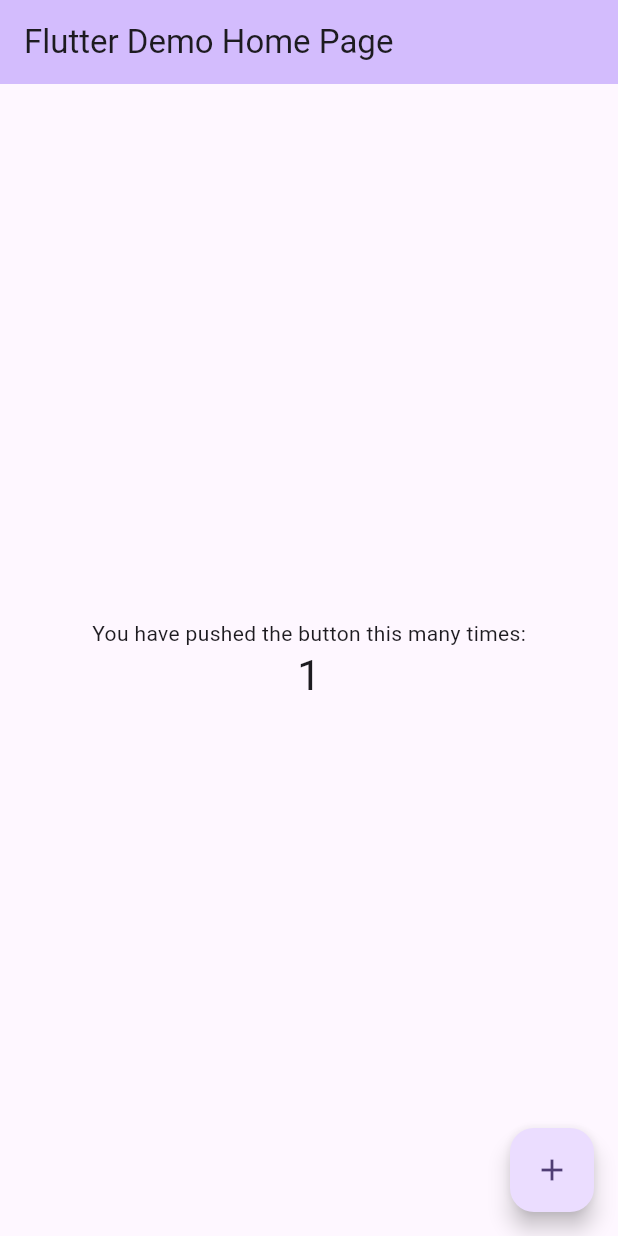
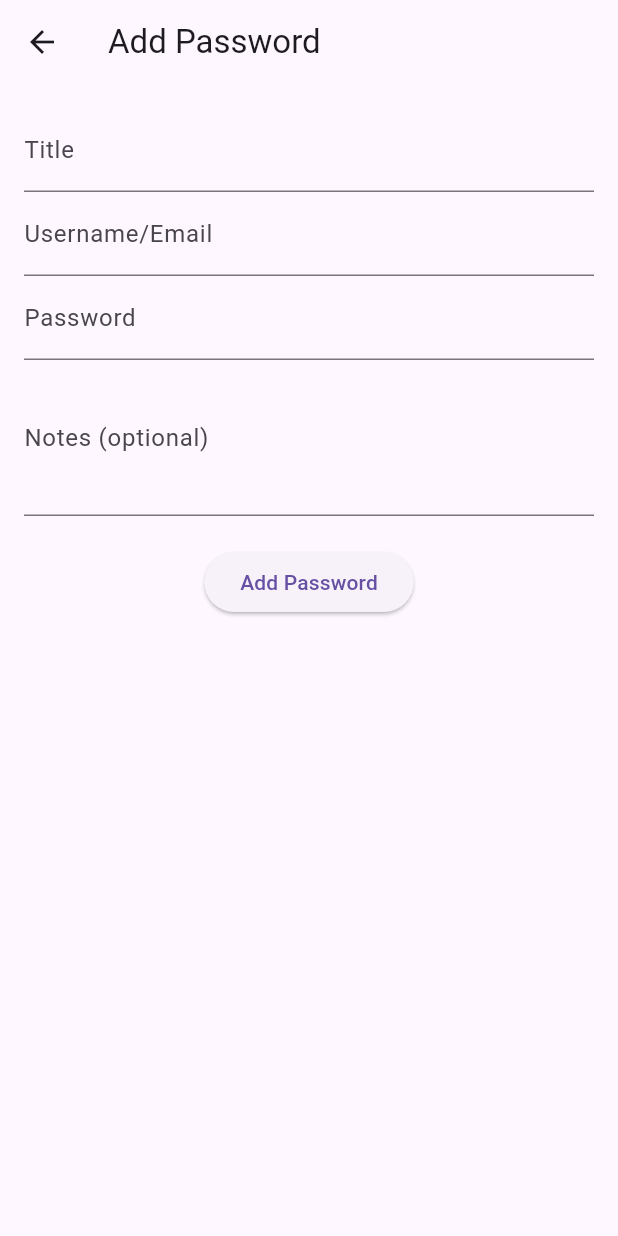
Before and after one commit to could-ai/0198ff0d-f57b-71e4-b478-9571f2e8242f, a Flutter app: the screen it shows after launch, after a tap on the "add" icon, on a phone screen of 412 x 824 dp. Run offline on Flutter 3.47's test engine with Material 3 defaults, Android fonts, the phone set to English and light mode, and no system bars; our stand-ins replace sqflite; missing offline and left inert: encrypt; accounts and stored records are empty.

Commit message:
Updated pubspec.yaml to add dependencies required for the password management app: sqflite for local database, path_provider for database path, provider for state management, encrypt and crypto for password encryption to ensure secure storage of sensitive data.; Created Password model class with encryption for secure password storage. Includes fields for title, username, password, and notes. Uses AES encryption with a static key for demonstration purposes - in production, use proper key management.; Created DatabaseHelper singleton class to manage SQLite database operations for storing and retrieving passwords securely. Includes methods for CRUD operations: insert, get, update, and delete passwords. The database schema includes id, title, username, encrypted password, and notes.; Created HomeScreen widget with state management using Provider pattern. Implements a list view of passwords with add, edit, delete functionality. Includes dialogs for viewing password details and confirming deletions. The screen loads passwords from the database on initialization and updates the UI reactively when data changes.; Created AddPasswordScreen for creating new passwords or editing existing ones. Includes form validation for required fields (title, username, password) and optional notes. Uses text controllers to pre-populate fields when editing. Saves or updates passwords through the Provider and navigates back to the home screen upon completion.; Updated main.dart to set up the password management app with Provider for state management. Wrapped the app in MultiProvider to provide PasswordProvider globally. Changed the home screen to HomeScreen and updated the app title to 'Password Manager'. Removed the default counter demo functionality completely.

```diff
--- /dev/null
+++ b/usr/lib/database/database_helper.dart
@@ -0,0 +1,71 @@
+import 'package:sqflite/sqflite.dart';
+import 'package:path/path.dart';
+import '../models/password.dart';
+
+class DatabaseHelper {
+  static final DatabaseHelper _instance = DatabaseHelper._internal();
+  static Database? _database;
+
+  factory DatabaseHelper() => _instance;
+
+  DatabaseHelper._internal();
+
+  Future<Database> get database async {
+    if (_database != null) return _database!;
+    _database = await _initDatabase();
+    return _database!;
+  }
+
+  Future<Database> _initDatabase() async {
+    final dbPath = await getDatabasesPath();
+    final path = join(dbPath, 'passwords.db');
+
+    return await openDatabase(
+      path,
+      version: 1,
+      onCreate: _onCreate,
+    );
+  }
+
+  Future<void> _onCreate(Database db, int version) async {
+    await db.execute('''
+      CREATE TABLE passwords (
+        id INTEGER PRIMARY KEY AUTOINCREMENT,
+        title TEXT NOT NULL,
+        username TEXT NOT NULL,
+        password TEXT NOT NULL,
+        notes TEXT
+      )
+    ''');
+  }
+
+  Future<int> insertPassword(Password password) async {
+    final db = await database;
+    return await db.insert('passwords', password.toMap());
+  }
+
+  Future<List<Password>> getPasswords() async {
+    final db = await database;
+    final maps = await db.query('passwords');
+    return List.generate(maps.length, (i) => Password.fromMap(maps[i]));
+  }
+
+  Future<int> updatePassword(Password password) async {
+    final db = await database;
+    return await db.update(
+      'passwords',
+      password.toMap(),
+      where: 'id = ?',
+      whereArgs: [password.id],
+    );
+  }
+
+  Future<int> deletePassword(int id) async {
+    final db = await database;
+    return await db.delete(
+      'passwords',
+      where: 'id = ?',
+      whereArgs: [id],
+    );
+  }
+}
--- a/usr/lib/main.dart
+++ b/usr/lib/main.dart
@@ -1,4 +1,7 @@
 import 'package:flutter/material.dart';
+import 'package:provider/provider.dart';
+import 'screens/home_screen.dart';
+import 'database/database_helper.dart';
 
 void main() {
   runApp(const MyApp());
@@ -7,114 +10,20 @@ void main() {
 class MyApp extends StatelessWidget {
   const MyApp({super.key});
 
-  // This widget is the root of your application.
   @override
   Widget build(BuildContext context) {
-    return MaterialApp(
-      title: 'Flutter Demo',
-      debugShowCheckedModeBanner: false,
-      theme: ThemeData(
-        // This is the theme of your application.
-        //
-        // TRY THIS: Try running your application with "flutter run". You'll see
-        // the application has a purple toolbar. Then, without quitting the app,
-        // try changing the seedColor in the colorScheme below to Colors.green
-        // and then invoke "hot reload" (save your changes or press the "hot
-        // reload" button in a Flutter-supported IDE, or press "r" if you used
-        // the command line to start the app).
-        //
-        // Notice that the counter didn't reset back to zero; the application
-        // state is not lost during the reload. To reset the state, use hot
-        // restart instead.
-        //
-        // This works for code too, not just values: Most code changes can be
-        // tested with just a hot reload.
-        colorScheme: ColorScheme.fromSeed(seedColor: Colors.deepPurple),
+    return MultiProvider(
+      providers: [
+        ChangeNotifierProvider(create: (context) => PasswordProvider()),
+      ],
+      child: MaterialApp(
+        title: 'Password Manager',
+        debugShowCheckedModeBanner: false,
+        theme: ThemeData(
+          primarySwatch: Colors.blue,
+        ),
+        home: HomeScreen(),
       ),
-      home: const MyHomePage(title: 'Flutter Demo Home Page'),
     );
   }
 }
-
-class MyHomePage extends StatefulWidget {
-  const MyHomePage({super.key, required this.title});
-
-  // This widget is the home page of your application. It is stateful, meaning
-  // that it has a State object (defined below) that contains fields that affect
-  // how it looks.
-
-  // This class is the configuration for the state. It holds the values (in this
-  // case the title) provided by the parent (in this case the App widget) and
-  // used by the build method of the State. Fields in a Widget subclass are
-  // always marked "final".
-
-  final String title;
-
-  @override
-  State<MyHomePage> createState() => _MyHomePageState();
-}
-
-class _MyHomePageState extends State<MyHomePage> {
-  int _counter = 0;
-
-  void _incrementCounter() {
-    setState(() {
-      // This call to setState tells the Flutter framework that something has
-      // changed in this State, which causes it to rerun the build method below
-      // so that the display can reflect the updated values. If we changed
-      // _counter without calling setState(), then the build method would not be
-      // called again, and so nothing would appear to happen.
-      _counter++;
-    });
-  }
-
-  @override
-  Widget build(BuildContext context) {
-    // This method is rerun every time setState is called, for instance as done
-    // by the _incrementCounter method above.
-    //
-    // The Flutter framework has been optimized to make rerunning build methods
-    // fast, so that you can just rebuild anything that needs updating rather
-    // than having to individually change instances of widgets.
-    return Scaffold(
-      appBar: AppBar(
-        // TRY THIS: Try changing the color here to a specific color (to
-        // Colors.amber, perhaps?) and trigger a hot reload to see the AppBar
-        // change color while the other colors stay the same.
-        backgroundColor: Theme.of(context).colorScheme.inversePrimary,
-        // Here we take the value from the MyHomePage object that was created by
-        // the App.build method, and use it to set our appbar title.
-        title: Text(widget.title),
-      ),
-      body: Center(
-        // Center is a layout widget. It takes a single child and positions it
-        // in the middle of the parent.
-        child: Column(
-          // Column is also a layout widget. It takes a list of children and
-          // arranges them vertically. By default, it sizes itself to fit its
-          // children horizontally, and tries to be as tall as its parent.
-          //
-          // Column has various properties to control how it sizes itself and
-          // how it positions its children. Here we use mainAxisAlignment to
-          // center the children vertically; the main axis here is the vertical
-          // axis because Columns are vertical (the cross axis would be
-          // horizontal).
-          //
-          // TRY THIS: Invoke "debug painting" (choose the "Toggle Debug Paint"
-          // action in the IDE, or press "p" in the console), to see the
-          // wireframe for each widget.
-          mainAxisAlignment: MainAxisAlignment.center,
-          children: <Widget>[
-            const Text('You have pushed the button this many times:'),
-            Text('$_counter', style: Theme.of(context).textTheme.headlineMedium),
-          ],
-        ),
-      ),
-      floatingActionButton: FloatingActionButton(
-        onPressed: _incrementCounter,
-        tooltip: 'Increment',
-        child: const Icon(Icons.add),
-      ), // This trailing comma makes auto-formatting nicer for build methods.
-    );
-  }
-}
--- /dev/null
+++ b/usr/lib/models/password.dart
@@ -0,0 +1,55 @@
+import 'dart:convert';
+import 'package:encrypt/encrypt.dart' as encrypt;
+import 'package:crypto/crypto.dart';
+
+class Password {
+  int? id;
+  String title;
+  String username;
+  String password;
+  String? notes;
+
+  Password({
+    this.id,
+    required this.title,
+    required this.username,
+    required this.password,
+    this.notes,
+  });
+
+  Map<String, dynamic> toMap() {
+    return {
+      'id': id,
+      'title': title,
+      'username': username,
+      'password': _encrypt(password),
+      'notes': notes,
+    };
+  }
+
+  static Password fromMap(Map<String, dynamic> map) {
+    return Password(
+      id: map['id'],
+      title: map['title'],
+      username: map['username'],
+      password: _decrypt(map['password']),
+      notes: map['notes'],
+    );
+  }
+
+  // Simple encryption key (in production, use a secure key management)
+  static final key = encrypt.Key.fromUtf8('my32lengthsupersecretnooneknows1');
+  static final iv = encrypt.IV.fromLength(16);
+
+  static String _encrypt(String text) {
+    final encrypter = encrypt.Encrypter(encrypt.AES(key));
+    final encrypted = encrypter.encrypt(text, iv: iv);
+    return encrypted.base64;
+  }
+
+  static String _decrypt(String encryptedText) {
+    final encrypter = encrypt.Encrypter(encrypt.AES(key));
+    final decrypted = encrypter.decrypt64(encryptedText, iv: iv);
+    return decrypted;
+  }
+}
--- /dev/null
+++ b/usr/lib/screens/add_password_screen.dart
@@ -0,0 +1,120 @@
+import 'package:flutter/material.dart';
+import 'package:provider/provider.dart';
+import '../models/password.dart';
+import '../database/database_helper.dart';
+import 'home_screen.dart';
+
+class AddPasswordScreen extends StatefulWidget {
+  final Password? password;
+
+  AddPasswordScreen({this.password});
+
+  @override
+  _AddPasswordScreenState createState() => _AddPasswordScreenState();
+}
+
+class _AddPasswordScreenState extends State<AddPasswordScreen> {
+  final _formKey = GlobalKey<FormState>();
+  late TextEditingController _titleController;
+  late TextEditingController _usernameController;
+  late TextEditingController _passwordController;
+  late TextEditingController _notesController;
+
+  @override
+  void initState() {
+    super.initState();
+    _titleController = TextEditingController(text: widget.password?.title ?? '');
+    _usernameController = TextEditingController(text: widget.password?.username ?? '');
+    _passwordController = TextEditingController(text: widget.password?.password ?? '');
+    _notesController = TextEditingController(text: widget.password?.notes ?? '');
+  }
+
+  @override
+  void dispose() {
+    _titleController.dispose();
+    _usernameController.dispose();
+    _passwordController.dispose();
+    _notesController.dispose();
+    super.dispose();
+  }
+
+  @override
+  Widget build(BuildContext context) {
+    return Scaffold(
+      appBar: AppBar(
+        title: Text(widget.password == null ? 'Add Password' : 'Edit Password'),
+      ),
+      body: Padding(
+        padding: const EdgeInsets.all(16.0),
+        child: Form(
+          key: _formKey,
+          child: Column(
+            children: [
+              TextFormField(
+                controller: _titleController,
+                decoration: InputDecoration(labelText: 'Title'),
+                validator: (value) {
+                  if (value == null || value.isEmpty) {
+                    return 'Please enter a title';
+                  }
+                  return null;
+                },
+              ),
+              TextFormField(
+                controller: _usernameController,
+                decoration: InputDecoration(labelText: 'Username/Email'),
+                validator: (value) {
+                  if (value == null || value.isEmpty) {
+                    return 'Please enter a username or email';
+                  }
+                  return null;
+                },
+              ),
+              TextFormField(
+                controller: _passwordController,
+                decoration: InputDecoration(labelText: 'Password'),
+                obscureText: true,
+                validator: (value) {
+                  if (value == null || value.isEmpty) {
+                    return 'Please enter a password';
+                  }
+                  return null;
+                },
+              ),
+              TextFormField(
+                controller: _notesController,
+                decoration: InputDecoration(labelText: 'Notes (optional)'),
+                maxLines: 3,
+              ),
+              SizedBox(height: 20),
+              ElevatedButton(
+                onPressed: _savePassword,
+                child: Text(widget.password == null ? 'Add Password' : 'Update Password'),
+              ),
+            ],
+          ),
+        ),
+      ),
+    );
+  }
+
+  void _savePassword() {
+    if (_formKey.currentState!.validate()) {
+      final password = Password(
+        id: widget.password?.id,
+        title: _titleController.text,
+        username: _usernameController.text,
+        password: _passwordController.text,
+        notes: _notesController.text.isEmpty ? null : _notesController.text,
+      );
+
+      if (widget.password == null) {
+        Provider.of<PasswordProvider>(context, listen: false).addPassword(password);
+      } else {
+        Provider.of<PasswordProvider>(context, listen: false).updatePassword(password);
+      }
+
+      Navigator.pop(context);
+    }
+  }
+}
--- /dev/null
+++ b/usr/lib/screens/home_screen.dart
@@ -0,0 +1,165 @@
+import 'package:flutter/material.dart';
+import 'package:provider/provider.dart';
+import '../models/password.dart';
+import '../database/database_helper.dart';
+import 'add_password_screen.dart';
+
+class PasswordProvider with ChangeNotifier {
+  List<Password> _passwords = [];
+  final DatabaseHelper _dbHelper = DatabaseHelper();
+
+  List<Password> get passwords => _passwords;
+
+  Future<void> loadPasswords() async {
+    _passwords = await _dbHelper.getPasswords();
+    notifyListeners();
+  }
+
+  Future<void> addPassword(Password password) async {
+    await _dbHelper.insertPassword(password);
+    await loadPasswords();
+  }
+
+  Future<void> updatePassword(Password password) async {
+    await _dbHelper.updatePassword(password);
+    await loadPasswords();
+  }
+
+  Future<void> deletePassword(int id) async {
+    await _dbHelper.deletePassword(id);
+    await loadPasswords();
+  }
+}
+
+class HomeScreen extends StatefulWidget {
+  @override
+  _HomeScreenState createState() => _HomeScreenState();
+}
+
+class _HomeScreenState extends State<HomeScreen> {
+  @override
+  void initState() {
+    super.initState();
+    Provider.of<PasswordProvider>(context, listen: false).loadPasswords();
+  }
+
+  @override
+  Widget build(BuildContext context) {
+    return Scaffold(
+      appBar: AppBar(
+        title: Text('Password Manager'),
+        actions: [
+          IconButton(
+            icon: Icon(Icons.add),
+            onPressed: () {
+              Navigator.push(
+                context,
+                MaterialPageRoute(builder: (context) => AddPasswordScreen()),
+              );
+            },
+          ),
+        ],
+      ),
+      body: Consumer<PasswordProvider>(
+        builder: (context, provider, child) {
+          if (provider.passwords.isEmpty) {
+            return Center(
+              child: Text('No passwords saved yet. Tap + to add one.'),
+            );
+          }
+          return ListView.builder(
+            itemCount: provider.passwords.length,
+            itemBuilder: (context, index) {
+              final password = provider.passwords[index];
+              return ListTile(
+                title: Text(password.title),
+                subtitle: Text(password.username),
+                trailing: Row(
+                  mainAxisSize: MainAxisSize.min,
+                  children: [
+                    IconButton(
+                      icon: Icon(Icons.edit),
+                      onPressed: () {
+                        Navigator.push(
+                          context,
+                          MaterialPageRoute(
+                            builder: (context) => AddPasswordScreen(password: password),
+                          ),
+                        );
+                      },
+                    ),
+                    IconButton(
+                      icon: Icon(Icons.delete),
+                      onPressed: () {
+                        _showDeleteDialog(context, password.id!);
+                      },
+                    ),
+                  ],
+                ),
+                onTap: () {
+                  _showPasswordDialog(context, password);
+                },
+              );
+            },
+          );
+        },
+      ),
+    );
+  }
+
+  void _showDeleteDialog(BuildContext context, int id) {
+    showDialog(
+      context: context,
+      builder: (BuildContext context) {
+        return AlertDialog(
+          title: Text('Delete Password'),
+          content: Text('Are you sure you want to delete this password?'),
+          actions: [
+            TextButton(
+              child: Text('Cancel'),
+              onPressed: () {
+                Navigator.of(context).pop();
+              },
+            ),
+            TextButton(
+              child: Text('Delete'),
+              onPressed: () {
+                Provider.of<PasswordProvider>(context, listen: false).deletePassword(id);
+                Navigator.of(context).pop();
+              },
+            ),
+          ],
+        );
+      },
+    );
+  }
+
+  void _showPasswordDialog(BuildContext context, Password password) {
+    showDialog(
+      context: context,
+      builder: (BuildContext context) {
+        return AlertDialog(
+          title: Text(password.title),
+          content: Column(
+            mainAxisSize: MainAxisSize.min,
+            crossAxisAlignment: CrossAxisAlignment.start,
+            children: [
+              Text('Username: ${password.username}'),
+              Text('Password: ${password.password}'),
+              if (password.notes != null && password.notes!.isNotEmpty)
+                Text('Notes: ${password.notes}'),
+            ],
+          ),
+          actions: [
+            TextButton(
+              child: Text('Close'),
+              onPressed: () {
+                Navigator.of(context).pop();
+              },
+            ),
+          ],
+        );
+      },
+    );
+  }
+}
```
Also changed, not shown: usr/pubspec.yaml (+8 -6 lines).
